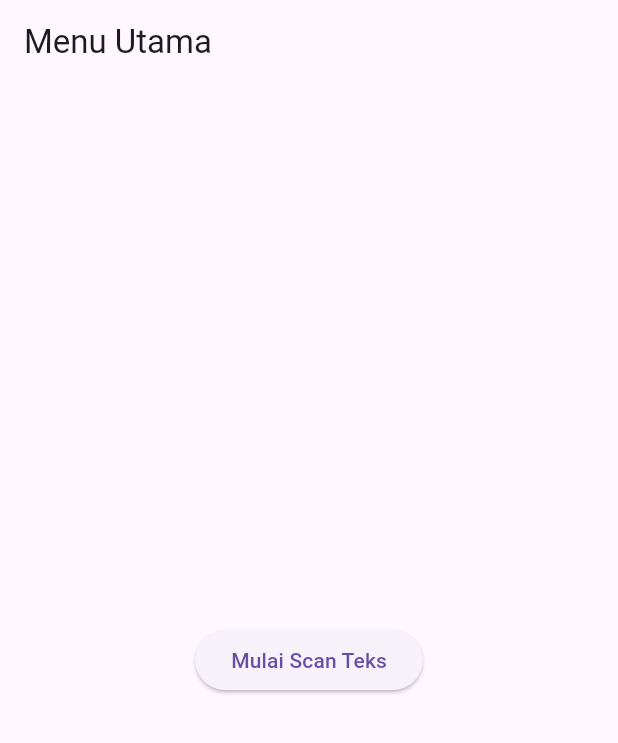
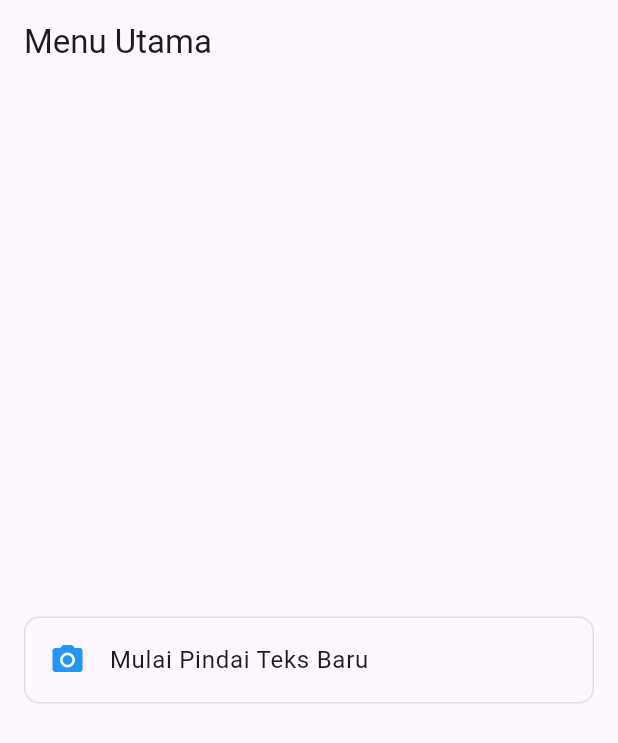
Before and after one commit to JohnatanDavid/ocr_sederhana6, a Flutter app: the screen it shows after launch, on a phone screen of 412 x 824 dp. Shown: the top 743 px of the screen. Run offline on Flutter 3.47's test engine with Material 3 defaults, Android fonts, the phone set to English and light mode, and no system bars; our stand-ins replace camera; missing offline and left inert: google_mlkit_text_recognition.

Commit message:
UTS: Soal 1 ListTile dan Navigasi Balik

```diff
--- a/lib/screens/home_screen.dart
+++ b/lib/screens/home_screen.dart
@@ -10,16 +10,24 @@ class HomeScreen extends StatelessWidget { // [cite: 163]
     return Scaffold( // [cite: 178]
       appBar: AppBar(title: const Text('Menu Utama')), // [cite: 179]
       body: Center( // [cite: 179]
-        child: ElevatedButton( // [cite: 180]
-          onPressed: () { // [cite: 181]
+        child: Padding( // [cite: 180]
+          padding: const EdgeInsets.all(16.0),
+    child: ListTile(
+      leading: Icon(Icons.camera_alt, color: Colors.blue), // [cite: 20]
+      title: Text('Mulai Pindai Teks Baru'), // [cite: 20]
+      shape: RoundedRectangleBorder(
+        borderRadius: BorderRadius.circular(10),
+        side: BorderSide(color: Colors.grey.shade300),
+      ),
+      onTap: () { // [cite: 181]
             Navigator.push( // [cite: 182]
               context,
               MaterialPageRoute(builder: (context) => const ScanScreen()), // [cite: 184, 185]
             );
-          },
-          child: const Text('Mulai Scan Teks'), // [cite: 193]
+            },
+          ),
         ),
       ),
-    );
+    ); //
   }
 }
```
Also changed, not shown: lib/screens/result_screen.dart (+13 -1 lines).
